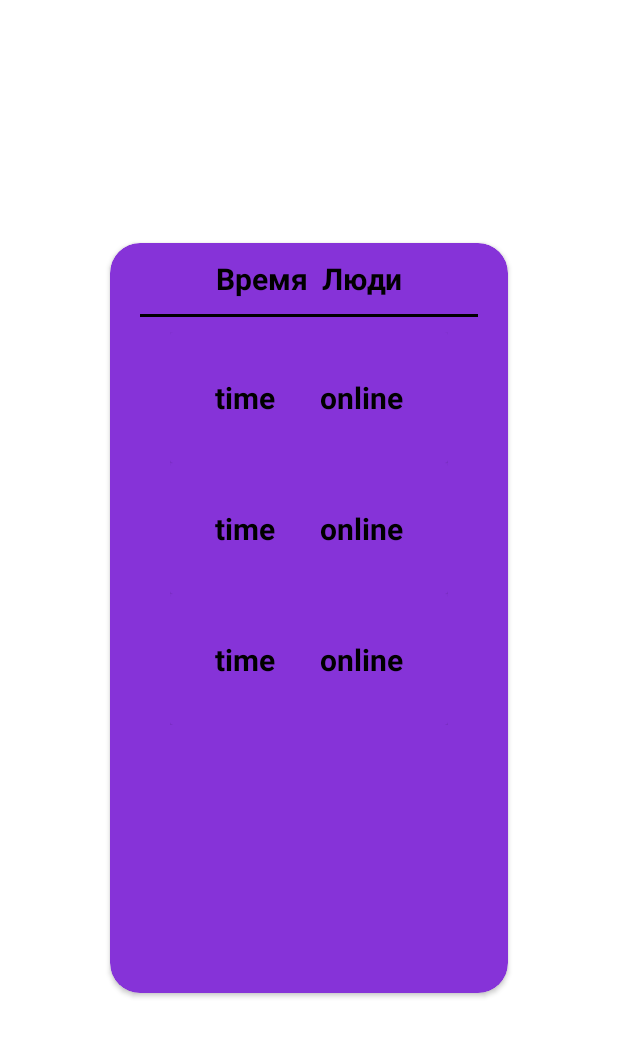
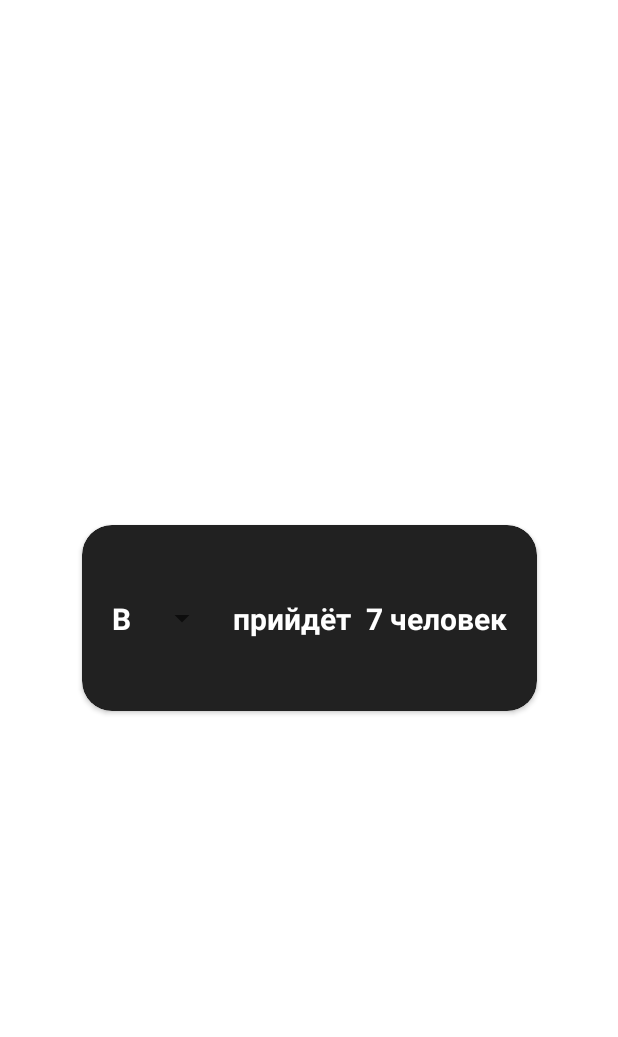
Before and after one commit to 01-exp/Sport_path, an Android app: the layout place_online_dialog.xml on its own in the app's theme, with its tools: preview values and no code run, on a phone screen of 412 x 824 dp. Shown: the top 1037 px of the screen. Run offline under Robolectric (Android 15) with nearby library versions, the phone set to English and light mode, and no system bars; network calls fail.

Commit message:
refresh UI and SystemDesign part2

```diff
--- a/app/src/main/java/com/example/sport_path/dialogs/TimePickerDialog.kt
+++ b/app/src/main/java/com/example/sport_path/dialogs/TimePickerDialog.kt
@@ -11,6 +11,7 @@ import android.widget.ArrayAdapter
 import android.widget.Button
 import android.widget.Spinner
 import com.example.sport_path.R
+import kotlin.time.Duration.Companion.hours
 
 // Define a DialogList class that extends Dialog
 abstract class TimePickerDialog(
@@ -28,6 +29,7 @@ abstract class TimePickerDialog(
         setCancelable(true)
         val hoursSpinner = findViewById<Spinner>(R.id.hours_spinner)
         val minutsSpinner = findViewById<Spinner>(R.id.minuts_spinner)
+
 
 
 
--- a/app/src/main/java/com/example/sport_path/services/maps/PlaceManager.kt
+++ b/app/src/main/java/com/example/sport_path/services/maps/PlaceManager.kt
@@ -14,9 +14,9 @@ import java.util.Calendar
 class PlaceManager {
 
     fun getPlacesOnSport(sport: Sport):List<Place> {
-        Log.d("sp",sport.toString())
+        Log.d("mlog",sport.toString())
         val apiResponse = URL("https://sportpath.dekked.repl.co/getfieldbysport/"+sport.nameEn).readText()
-        Log.d("resp",apiResponse)
+        Log.d("mlog",apiResponse)
         val data = JSONObject(apiResponse).getJSONArray("data")
         val placeMutableList = mutableListOf<Place>()
         for (i in 0 until data.length()){
@@ -50,7 +50,7 @@ class PlaceManager {
             val onlineCount = data.getInt(timePoint)
             placeOnlineList.add(Pair(timePoint,onlineCount))
         }
-        Log.d("getPlaceonline", (date?:"почемута нул").toString())
+        Log.d("mlog", (date?:"почемута нул").toString())
 
 
         return placeOnlineList
--- a/app/src/main/res/layout/place_online_dialog.xml
+++ b/app/src/main/res/layout/place_online_dialog.xml
@@ -10,10 +10,10 @@
     <androidx.cardview.widget.CardView
         android:id="@+id/cardView4"
         android:layout_width="wrap_content"
-        android:layout_height="500dp"
+        android:layout_height="wrap_content"
 
 
-        app:cardBackgroundColor="#8633D8"
+        app:cardBackgroundColor="@color/black21"
         app:cardCornerRadius="20dp"
         app:layout_constraintBottom_toBottomOf="parent"
         app:layout_constraintEnd_toEndOf="parent"
@@ -25,61 +25,58 @@
             android:layout_width="match_parent"
             android:layout_height="match_parent">
 
-            <ScrollView
-                android:layout_width="match_parent"
-                android:layout_height="0dp"
-                android:layout_marginStart="30dp"
-                android:layout_marginTop="10dp"
-                android:layout_marginEnd="30dp"
+            <Spinner
+                android:id="@+id/time_spinner"
+                android:layout_width="wrap_content"
+                android:layout_height="wrap_content"
+                android:layout_marginStart="10dp"
+                android:layout_marginTop="50dp"
+                android:layout_marginBottom="50dp"
                 app:layout_constraintBottom_toBottomOf="parent"
-                app:layout_constraintEnd_toEndOf="parent"
-                app:layout_constraintStart_toStartOf="parent"
-                app:layout_constraintTop_toBottomOf="@+id/view">
-
-                <androidx.constraintlayout.widget.ConstraintLayout
-                    android:layout_width="match_parent"
-                    android:layout_height="wrap_content">
-
-                    <androidx.recyclerview.widget.RecyclerView
-                        android:id="@+id/rvListOnline"
-                        android:layout_width="wrap_content"
-                        android:layout_height="wrap_content"
-                        android:layout_marginStart="10dp"
-                        android:layout_marginEnd="10dp"
-                        app:layout_constraintBottom_toBottomOf="parent"
-                        app:layout_constraintEnd_toEndOf="parent"
-                        app:layout_constraintStart_toStartOf="parent"
-                        app:layout_constraintTop_toTopOf="parent"
-                        tools:listitem="@layout/place_online_item_view" />
-                </androidx.constraintlayout.widget.ConstraintLayout>
-            </ScrollView>
+                app:layout_constraintStart_toEndOf="@+id/textView"
+                app:layout_constraintTop_toTopOf="parent" />
 
             <TextView
-                android:id="@+id/tvTitle"
+                android:id="@+id/textView"
                 android:layout_width="wrap_content"
                 android:layout_height="wrap_content"
                 android:layout_marginStart="20dp"
-                android:layout_marginEnd="20dp"
-                android:padding="10dp"
-                android:text="Время  Люди"
-                android:textColor="@color/black"
+                android:text="В"
+                android:textColor="@color/white"
                 android:textSize="20sp"
                 android:textStyle="bold"
-                android:visibility="visible"
-                app:layout_constraintEnd_toEndOf="parent"
+                app:layout_constraintBottom_toBottomOf="parent"
                 app:layout_constraintStart_toStartOf="parent"
                 app:layout_constraintTop_toTopOf="parent" />
 
-            <View
-                android:id="@+id/view"
-                android:layout_width="0dp"
-                android:layout_height="2dp"
-                android:layout_marginStart="20dp"
+            <TextView
+                android:id="@+id/textView4"
+                android:layout_width="wrap_content"
+                android:layout_height="wrap_content"
+                android:layout_marginStart="10dp"
                 android:layout_marginEnd="20dp"
-                android:background="#000000"
+                android:text="7 человек"
+                android:textColor="@color/white"
+                android:textSize="20sp"
+                android:textStyle="bold"
+                app:layout_constraintBottom_toBottomOf="parent"
                 app:layout_constraintEnd_toEndOf="parent"
-                app:layout_constraintStart_toStartOf="parent"
-                app:layout_constraintTop_toBottomOf="@+id/tvTitle" />
+                app:layout_constraintHorizontal_bias="0.0"
+                app:layout_constraintStart_toEndOf="@+id/textView5"
+                app:layout_constraintTop_toTopOf="parent" />
+
+            <TextView
+                android:id="@+id/textView5"
+                android:layout_width="wrap_content"
+                android:layout_height="wrap_content"
+                android:layout_marginStart="10dp"
+                android:text="прийдёт"
+                android:textColor="@color/white"
+                android:textSize="20sp"
+                android:textStyle="bold"
+                app:layout_constraintBottom_toBottomOf="parent"
+                app:layout_constraintStart_toEndOf="@+id/time_spinner"
+                app:layout_constraintTop_toTopOf="parent" />
 
         </androidx.constraintlayout.widget.ConstraintLayout>
 
```
Also changed, not shown: app/src/main/java/com/example/sport_path/Utils.kt (+20 -9 lines), app/src/main/java/com/example/sport_path/activities/MainActivity.kt (+9 -1 lines), app/src/main/java/com/example/sport_path/dialogs/ModalBottomSheetDialog.kt (+22 -6 lines), app/src/main/java/com/example/sport_path/dialogs/PlaceOnlineDialog.kt (+14 -4 lines), app/src/main/java/com/example/sport_path/fragments/MapFragment.kt (+34 -25 lines), app/src/main/java/com/example/sport_path/fragments/ProfileFragment.kt (+13 -2 lines), app/src/main/java/com/example/sport_path/services/StorageImpl.kt (+8 -2 lines), app/src/main/java/com/example/sport_path/services/users/UserManager.kt (+7 -7 lines), app/src/main/java/com/example/sport_path/services/users/UsersViewModel.kt (+8 -3 lines), app/src/main/res/values/strings.xml (+39 -0 lines).
